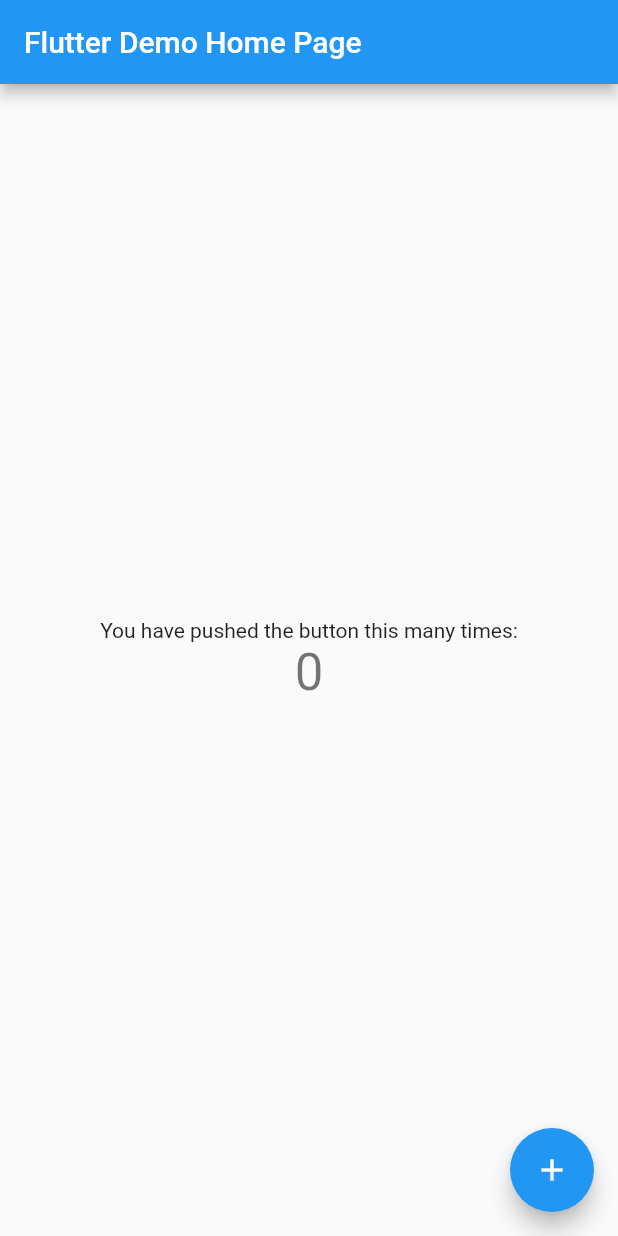
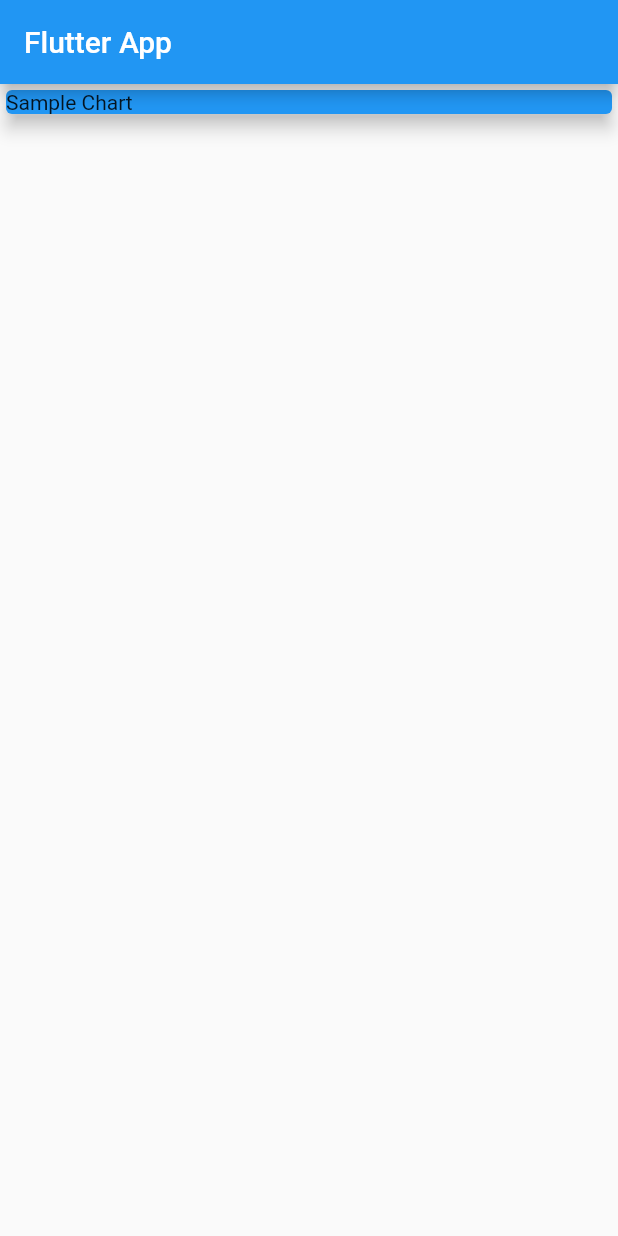
Before and after one commit to surya0180/Expenses-Manager, a Flutter app: the screen it shows after launch, on a phone screen of 412 x 824 dp. Run offline on Flutter 3.47's test engine with Material 2 defaults, Android fonts, the phone set to English and light mode, and no system bars.

Commit message:
Splitted all widgets

```diff
--- a/lib/main.dart
+++ b/lib/main.dart
@@ -1,113 +1,38 @@
 import 'package:flutter/material.dart';
 
-void main() {
-  runApp(MyApp());
-}
+void main() => runApp(MyApp());
 
 class MyApp extends StatelessWidget {
-  // This widget is the root of your application.
   @override
   Widget build(BuildContext context) {
     return MaterialApp(
       title: 'Flutter Demo',
-      theme: ThemeData(
-        // This is the theme of your application.
-        //
-        // Try running your application with "flutter run". You'll see the
-        // application has a blue toolbar. Then, without quitting the app, try
-        // changing the primarySwatch below to Colors.green and then invoke
-        // "hot reload" (press "r" in the console where you ran "flutter run",
-        // or simply save your changes to "hot reload" in a Flutter IDE).
-        // Notice that the counter didn't reset back to zero; the application
-        // is not restarted.
-        primarySwatch: Colors.blue,
-      ),
-      home: MyHomePage(title: 'Flutter Demo Home Page'),
+      home: MyHomePage(),
     );
   }
 }
 
-class MyHomePage extends StatefulWidget {
-  MyHomePage({Key key, this.title}) : super(key: key);
-
-  // This widget is the home page of your application. It is stateful, meaning
-  // that it has a State object (defined below) that contains fields that affect
-  // how it looks.
-
-  // This class is the configuration for the state. It holds the values (in this
-  // case the title) provided by the parent (in this case the App widget) and
-  // used by the build method of the State. Fields in a Widget subclass are
-  // always marked "final".
-
-  final String title;
-
-  @override
-  _MyHomePageState createState() => _MyHomePageState();
-}
-
-class _MyHomePageState extends State<MyHomePage> {
-  int _counter = 0;
-
-  void _incrementCounter() {
-    setState(() {
-      // This call to setState tells the Flutter framework that something has
-      // changed in this State, which causes it to rerun the build method below
-      // so that the display can reflect the updated values. If we changed
-      // _counter without calling setState(), then the build method would not be
-      // called again, and so nothing would appear to happen.
-      _counter++;
-    });
-  }
+class MyHomePage extends StatelessWidget {
 
   @override
   Widget build(BuildContext context) {
-    // This method is rerun every time setState is called, for instance as done
-    // by the _incrementCounter method above.
-    //
-    // The Flutter framework has been optimized to make rerunning build methods
-    // fast, so that you can just rebuild anything that needs updating rather
-    // than having to individually change instances of widgets.
     return Scaffold(
       appBar: AppBar(
-        // Here we take the value from the MyHomePage object that was created by
-        // the App.build method, and use it to set our appbar title.
-        title: Text(widget.title),
+        title: Text('Flutter App'),
       ),
-      body: Center(
-        // Center is a layout widget. It takes a single child and positions it
-        // in the middle of the parent.
-        child: Column(
-          // Column is also a layout widget. It takes a list of children and
-          // arranges them vertically. By default, it sizes itself to fit its
-          // children horizontally, and tries to be as tall as its parent.
-          //
-          // Invoke "debug painting" (press "p" in the console, choose the
-          // "Toggle Debug Paint" action from the Flutter Inspector in Android
-          // Studio, or the "Toggle Debug Paint" command in Visual Studio Code)
-          // to see the wireframe for each widget.
-          //
-          // Column has various properties to control how it sizes itself and
-          // how it positions its children. Here we use mainAxisAlignment to
-          // center the children vertically; the main axis here is the vertical
-          // axis because Columns are vertical (the cross axis would be
-          // horizontal).
-          mainAxisAlignment: MainAxisAlignment.center,
-          children: <Widget>[
-            Text(
-              'You have pushed the button this many times:',
-            ),
-            Text(
-              '$_counter',
-              style: Theme.of(context).textTheme.headline4,
-            ),
-          ],
+      body: Column(
+        mainAxisAlignment: MainAxisAlignment.start,
+        crossAxisAlignment: CrossAxisAlignment.center,
+        children: <Widget> [
+        Container(
+          width: double.infinity,
+          child: Card(
+            color: Colors.blue,
+            child: Text('Sample Chart'),
+            elevation: 5,
+          ),
         ),
-      ),
-      floatingActionButton: FloatingActionButton(
-        onPressed: _incrementCounter,
-        tooltip: 'Increment',
-        child: Icon(Icons.add),
-      ), // This trailing comma makes auto-formatting nicer for build methods.
+      ],),
     );
   }
 }
--- a/pubspec.yaml
+++ b/pubspec.yaml
@@ -23,6 +23,7 @@ environment:
 dependencies:
   flutter:
     sdk: flutter
+  intl: ^0.15.8
 
 
   # The following adds the Cupertino Icons font to your application.
```
Also changed, not shown: lib/models/transaction.dart (added, +15 -0 lines), lib/widgets/new_transaction.dart (added, +42 -0 lines), lib/widgets/transaction_list.dart (added, +54 -0 lines), lib/widgets/user_transaction.dart (added, +43 -0 lines), pubspec.lock.
